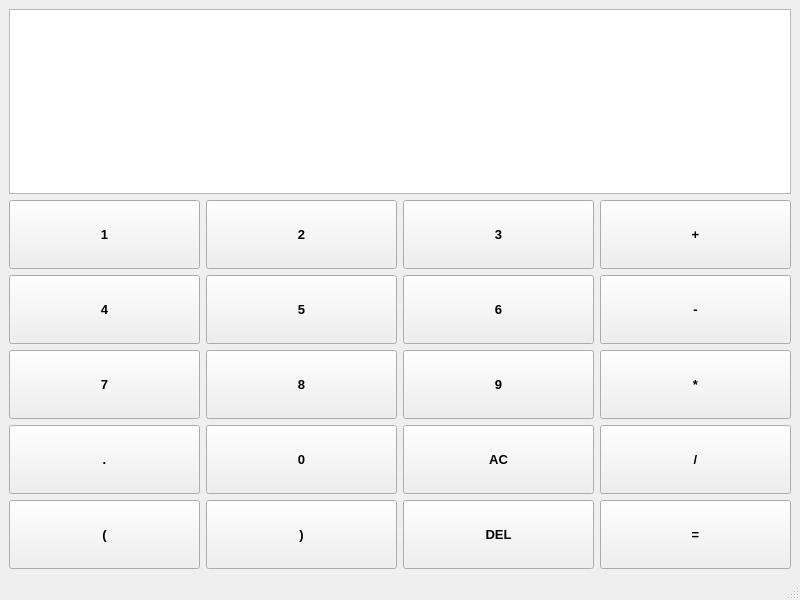
This is src/mainwindow.ui in Wilson1996/Calculator as Qt 5 draws it before an edit. The edited form follows.
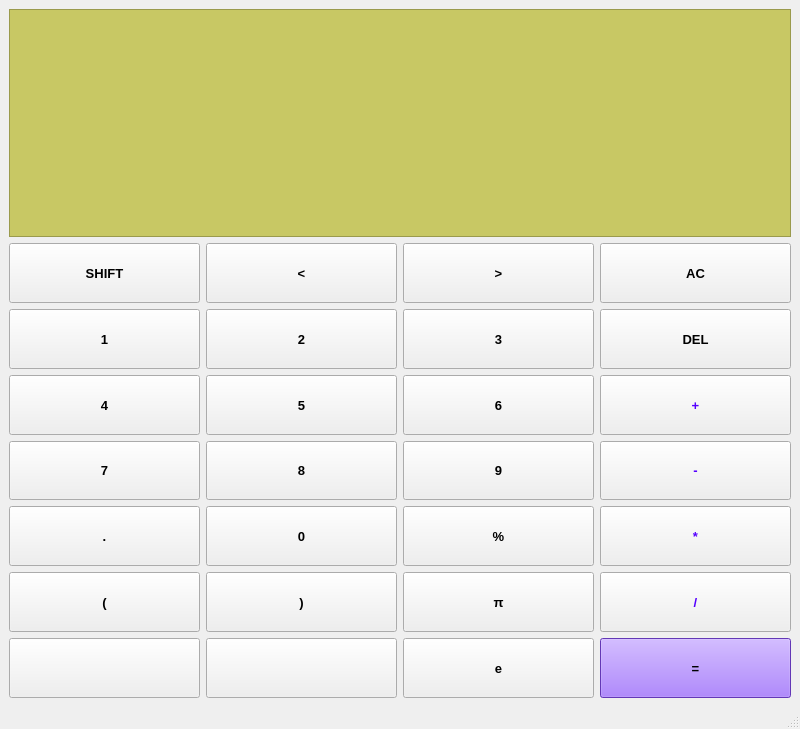
This is the edited form.

What changed in the file:
```diff
--- a/src/mainwindow.ui
+++ b/src/mainwindow.ui
@@ -7,7 +7,7 @@
     <x>0</x>
     <y>0</y>
     <width>800</width>
-    <height>600</height>
+    <height>729</height>
    </rect>
   </property>
   <property name="windowTitle">
@@ -33,11 +33,94 @@
           <kerning>true</kerning>
          </font>
         </property>
+        <property name="styleSheet">
+         <string notr="true">background-color: rgb(200,200,100)</string>
+        </property>
        </widget>
       </item>
       <item>
-       <layout class="QGridLayout" name="gridLayout">
+       <layout class="QGridLayout" name="gridLayout" rowstretch="0,0,0,0,0,0,0,0">
+        <item row="3" column="0">
+         <widget class="QPushButton" name="B_4">
+          <property name="sizePolicy">
+           <sizepolicy hsizetype="Expanding" vsizetype="Expanding">
+            <horstretch>0</horstretch>
+            <verstretch>0</verstretch>
+           </sizepolicy>
+          </property>
+          <property name="font">
+           <font>
+            <pointsize>10</pointsize>
+            <weight>75</weight>
+            <bold>true</bold>
+           </font>
+          </property>
+          <property name="text">
+           <string>4</string>
+          </property>
+         </widget>
+        </item>
+        <item row="7" column="0">
+         <widget class="QPushButton" name="pushButton">
+          <property name="sizePolicy">
+           <sizepolicy hsizetype="Expanding" vsizetype="Expanding">
+            <horstretch>0</horstretch>
+            <verstretch>0</verstretch>
+           </sizepolicy>
+          </property>
+          <property name="font">
+           <font>
+            <pointsize>10</pointsize>
+            <weight>75</weight>
+            <bold>true</bold>
+           </font>
+          </property>
+          <property name="text">
+           <string/>
+          </property>
+         </widget>
+        </item>
         <item row="1" column="3">
+         <widget class="QPushButton" name="B_AC">
+          <property name="sizePolicy">
+           <sizepolicy hsizetype="Expanding" vsizetype="Expanding">
+            <horstretch>0</horstretch>
+            <verstretch>0</verstretch>
+           </sizepolicy>
+          </property>
+          <property name="font">
+           <font>
+            <pointsize>10</pointsize>
+            <weight>75</weight>
+            <bold>true</bold>
+           </font>
+          </property>
+          <property name="text">
+           <string>AC</string>
+          </property>
+         </widget>
+        </item>
+        <item row="5" column="0">
+         <widget class="QPushButton" name="B_dot">
+          <property name="sizePolicy">
+           <sizepolicy hsizetype="Expanding" vsizetype="Expanding">
+            <horstretch>0</horstretch>
+            <verstretch>0</verstretch>
+           </sizepolicy>
+          </property>
+          <property name="font">
+           <font>
+            <pointsize>10</pointsize>
+            <weight>75</weight>
+            <bold>true</bold>
+           </font>
+          </property>
+          <property name="text">
+           <string>.</string>
+          </property>
+         </widget>
+        </item>
+        <item row="4" column="3">
          <widget class="QPushButton" name="B_minus">
           <property name="sizePolicy">
            <sizepolicy hsizetype="Expanding" vsizetype="Expanding">
@@ -52,52 +135,15 @@
             <bold>true</bold>
            </font>
           </property>
+          <property name="styleSheet">
+           <string notr="true">color: rgb(85, 0, 255)</string>
+          </property>
           <property name="text">
            <string>-</string>
           </property>
          </widget>
         </item>
-        <item row="4" column="0">
-         <widget class="QPushButton" name="B_leftBrackt">
-          <property name="sizePolicy">
-           <sizepolicy hsizetype="Expanding" vsizetype="Expanding">
-            <horstretch>0</horstretch>
-            <verstretch>0</verstretch>
-           </sizepolicy>
-          </property>
-          <property name="font">
-           <font>
-            <pointsize>10</pointsize>
-            <weight>75</weight>
-            <bold>true</bold>
-           </font>
-          </property>
-          <property name="text">
-           <string>(</string>
-          </property>
-         </widget>
-        </item>
         <item row="2" column="2">
-         <widget class="QPushButton" name="B_9">
-          <property name="sizePolicy">
-           <sizepolicy hsizetype="Expanding" vsizetype="Expanding">
-            <horstretch>0</horstretch>
-            <verstretch>0</verstretch>
-           </sizepolicy>
-          </property>
-          <property name="font">
-           <font>
-            <pointsize>10</pointsize>
-            <weight>75</weight>
-            <bold>true</bold>
-           </font>
-          </property>
-          <property name="text">
-           <string>9</string>
-          </property>
-         </widget>
-        </item>
-        <item row="0" column="2">
          <widget class="QPushButton" name="B_3">
           <property name="sizePolicy">
            <sizepolicy hsizetype="Expanding" vsizetype="Expanding">
@@ -117,8 +163,8 @@
           </property>
          </widget>
         </item>
-        <item row="0" column="1">
-         <widget class="QPushButton" name="B_2">
+        <item row="1" column="2">
+         <widget class="QPushButton" name="B_right">
           <property name="sizePolicy">
            <sizepolicy hsizetype="Expanding" vsizetype="Expanding">
             <horstretch>0</horstretch>
@@ -133,12 +179,12 @@
            </font>
           </property>
           <property name="text">
-           <string>2</string>
+           <string>&gt;</string>
           </property>
          </widget>
         </item>
-        <item row="3" column="0">
-         <widget class="QPushButton" name="B_dot">
+        <item row="1" column="0">
+         <widget class="QPushButton" name="B_shift">
           <property name="sizePolicy">
            <sizepolicy hsizetype="Expanding" vsizetype="Expanding">
             <horstretch>0</horstretch>
@@ -153,111 +199,31 @@
            </font>
           </property>
           <property name="text">
-           <string>.</string>
-          </property>
-         </widget>
-        </item>
-        <item row="0" column="3">
-         <widget class="QPushButton" name="B_plus">
-          <property name="sizePolicy">
-           <sizepolicy hsizetype="Expanding" vsizetype="Expanding">
-            <horstretch>0</horstretch>
-            <verstretch>0</verstretch>
-           </sizepolicy>
-          </property>
-          <property name="font">
-           <font>
-            <pointsize>10</pointsize>
-            <weight>75</weight>
-            <bold>true</bold>
-           </font>
-          </property>
-          <property name="text">
-           <string>+</string>
-          </property>
-         </widget>
-        </item>
-        <item row="2" column="3">
-         <widget class="QPushButton" name="B_multi">
-          <property name="sizePolicy">
-           <sizepolicy hsizetype="Expanding" vsizetype="Expanding">
-            <horstretch>0</horstretch>
-            <verstretch>0</verstretch>
-           </sizepolicy>
-          </property>
-          <property name="font">
-           <font>
-            <pointsize>10</pointsize>
-            <weight>75</weight>
-            <bold>true</bold>
-           </font>
-          </property>
-          <property name="text">
-           <string>*</string>
-          </property>
-         </widget>
-        </item>
-        <item row="3" column="2">
-         <widget class="QPushButton" name="B_AC">
-          <property name="sizePolicy">
-           <sizepolicy hsizetype="Expanding" vsizetype="Expanding">
-            <horstretch>0</horstretch>
-            <verstretch>0</verstretch>
-           </sizepolicy>
-          </property>
-          <property name="font">
-           <font>
-            <pointsize>10</pointsize>
-            <weight>75</weight>
-            <bold>true</bold>
-           </font>
-          </property>
-          <property name="text">
-           <string>AC</string>
-          </property>
-         </widget>
-        </item>
-        <item row="4" column="3">
-         <widget class="QPushButton" name="B_equal">
-          <property name="sizePolicy">
-           <sizepolicy hsizetype="Expanding" vsizetype="Expanding">
-            <horstretch>0</horstretch>
-            <verstretch>0</verstretch>
-           </sizepolicy>
-          </property>
-          <property name="font">
-           <font>
-            <pointsize>10</pointsize>
-            <weight>75</weight>
-            <bold>true</bold>
-           </font>
-          </property>
-          <property name="text">
-           <string>=</string>
-          </property>
-         </widget>
-        </item>
-        <item row="2" column="0">
-         <widget class="QPushButton" name="B_7">
-          <property name="sizePolicy">
-           <sizepolicy hsizetype="Expanding" vsizetype="Expanding">
-            <horstretch>0</horstretch>
-            <verstretch>0</verstretch>
-           </sizepolicy>
-          </property>
-          <property name="font">
-           <font>
-            <pointsize>10</pointsize>
-            <weight>75</weight>
-            <bold>true</bold>
-           </font>
-          </property>
-          <property name="text">
-           <string>7</string>
+           <string>SHIFT</string>
           </property>
          </widget>
         </item>
         <item row="3" column="1">
+         <widget class="QPushButton" name="B_5">
+          <property name="sizePolicy">
+           <sizepolicy hsizetype="Expanding" vsizetype="Expanding">
+            <horstretch>0</horstretch>
+            <verstretch>0</verstretch>
+           </sizepolicy>
+          </property>
+          <property name="font">
+           <font>
+            <pointsize>10</pointsize>
+            <weight>75</weight>
+            <bold>true</bold>
+           </font>
+          </property>
+          <property name="text">
+           <string>5</string>
+          </property>
+         </widget>
+        </item>
+        <item row="5" column="1">
          <widget class="QPushButton" name="B_0">
           <property name="sizePolicy">
            <sizepolicy hsizetype="Expanding" vsizetype="Expanding">
@@ -277,8 +243,111 @@
           </property>
          </widget>
         </item>
+        <item row="5" column="2">
+         <widget class="QPushButton" name="B_percent">
+          <property name="sizePolicy">
+           <sizepolicy hsizetype="Expanding" vsizetype="Expanding">
+            <horstretch>0</horstretch>
+            <verstretch>0</verstretch>
+           </sizepolicy>
+          </property>
+          <property name="font">
+           <font>
+            <pointsize>10</pointsize>
+            <weight>75</weight>
+            <bold>true</bold>
+           </font>
+          </property>
+          <property name="text">
+           <string>%</string>
+          </property>
+         </widget>
+        </item>
+        <item row="6" column="1">
+         <widget class="QPushButton" name="B_rightBrackt">
+          <property name="sizePolicy">
+           <sizepolicy hsizetype="Expanding" vsizetype="Expanding">
+            <horstretch>0</horstretch>
+            <verstretch>0</verstretch>
+           </sizepolicy>
+          </property>
+          <property name="font">
+           <font>
+            <pointsize>10</pointsize>
+            <weight>75</weight>
+            <bold>true</bold>
+           </font>
+          </property>
+          <property name="text">
+           <string>)</string>
+          </property>
+         </widget>
+        </item>
+        <item row="7" column="1">
+         <widget class="QPushButton" name="pushButton_2">
+          <property name="sizePolicy">
+           <sizepolicy hsizetype="Expanding" vsizetype="Expanding">
+            <horstretch>0</horstretch>
+            <verstretch>0</verstretch>
+           </sizepolicy>
+          </property>
+          <property name="font">
+           <font>
+            <pointsize>10</pointsize>
+            <weight>75</weight>
+            <bold>true</bold>
+           </font>
+          </property>
+          <property name="text">
+           <string/>
+          </property>
+         </widget>
+        </item>
+        <item row="7" column="3">
+         <widget class="QPushButton" name="B_equal">
+          <property name="sizePolicy">
+           <sizepolicy hsizetype="Expanding" vsizetype="Expanding">
+            <horstretch>0</horstretch>
+            <verstretch>0</verstretch>
+           </sizepolicy>
+          </property>
+          <property name="font">
+           <font>
+            <pointsize>10</pointsize>
+            <weight>75</weight>
+            <bold>true</bold>
+           </font>
+          </property>
+          <property name="styleSheet">
+           <string notr="true">background: rgb(138, 79, 255)</string>
+          </property>
+          <property name="text">
+           <string>=</string>
+          </property>
+         </widget>
+        </item>
+        <item row="6" column="0">
+         <widget class="QPushButton" name="B_leftBrackt">
+          <property name="sizePolicy">
+           <sizepolicy hsizetype="Expanding" vsizetype="Expanding">
+            <horstretch>0</horstretch>
+            <verstretch>0</verstretch>
+           </sizepolicy>
+          </property>
+          <property name="font">
+           <font>
+            <pointsize>10</pointsize>
+            <weight>75</weight>
+            <bold>true</bold>
+           </font>
+          </property>
+          <property name="text">
+           <string>(</string>
+          </property>
+         </widget>
+        </item>
         <item row="2" column="1">
-         <widget class="QPushButton" name="B_8">
+         <widget class="QPushButton" name="B_2">
           <property name="sizePolicy">
            <sizepolicy hsizetype="Expanding" vsizetype="Expanding">
             <horstretch>0</horstretch>
@@ -293,11 +362,31 @@
            </font>
           </property>
           <property name="text">
-           <string>8</string>
+           <string>2</string>
           </property>
          </widget>
         </item>
-        <item row="3" column="3">
+        <item row="7" column="2">
+         <widget class="QPushButton" name="B_naturalNum">
+          <property name="sizePolicy">
+           <sizepolicy hsizetype="Expanding" vsizetype="Expanding">
+            <horstretch>0</horstretch>
+            <verstretch>0</verstretch>
+           </sizepolicy>
+          </property>
+          <property name="font">
+           <font>
+            <pointsize>10</pointsize>
+            <weight>75</weight>
+            <bold>true</bold>
+           </font>
+          </property>
+          <property name="text">
+           <string>e</string>
+          </property>
+         </widget>
+        </item>
+        <item row="6" column="3">
          <widget class="QPushButton" name="B_divide">
           <property name="sizePolicy">
            <sizepolicy hsizetype="Expanding" vsizetype="Expanding">
@@ -312,13 +401,16 @@
             <bold>true</bold>
            </font>
           </property>
+          <property name="styleSheet">
+           <string notr="true">color: rgb(85, 0, 255)</string>
+          </property>
           <property name="text">
            <string>/</string>
           </property>
          </widget>
         </item>
-        <item row="4" column="1">
-         <widget class="QPushButton" name="B_rightBrackt">
+        <item row="4" column="0">
+         <widget class="QPushButton" name="B_7">
           <property name="sizePolicy">
            <sizepolicy hsizetype="Expanding" vsizetype="Expanding">
             <horstretch>0</horstretch>
@@ -333,12 +425,12 @@
            </font>
           </property>
           <property name="text">
-           <string>)</string>
+           <string>7</string>
           </property>
          </widget>
         </item>
-        <item row="1" column="0">
-         <widget class="QPushButton" name="B_4">
+        <item row="4" column="2">
+         <widget class="QPushButton" name="B_9">
           <property name="sizePolicy">
            <sizepolicy hsizetype="Expanding" vsizetype="Expanding">
             <horstretch>0</horstretch>
@@ -353,51 +445,11 @@
            </font>
           </property>
           <property name="text">
-           <string>4</string>
+           <string>9</string>
           </property>
          </widget>
         </item>
-        <item row="0" column="0">
-         <widget class="QPushButton" name="B_1">
-          <property name="sizePolicy">
-           <sizepolicy hsizetype="Expanding" vsizetype="Expanding">
-            <horstretch>0</horstretch>
-            <verstretch>0</verstretch>
-           </sizepolicy>
-          </property>
-          <property name="font">
-           <font>
-            <pointsize>10</pointsize>
-            <weight>75</weight>
-            <bold>true</bold>
-           </font>
-          </property>
-          <property name="text">
-           <string>1</string>
-          </property>
-         </widget>
-        </item>
-        <item row="1" column="1">
-         <widget class="QPushButton" name="B_5">
-          <property name="sizePolicy">
-           <sizepolicy hsizetype="Expanding" vsizetype="Expanding">
-            <horstretch>0</horstretch>
-            <verstretch>0</verstretch>
-           </sizepolicy>
-          </property>
-          <property name="font">
-           <font>
-            <pointsize>10</pointsize>
-            <weight>75</weight>
-            <bold>true</bold>
-           </font>
-          </property>
-          <property name="text">
-           <string>5</string>
-          </property>
-         </widget>
-        </item>
-        <item row="1" column="2">
+        <item row="3" column="2">
          <widget class="QPushButton" name="B_6">
           <property name="sizePolicy">
            <sizepolicy hsizetype="Expanding" vsizetype="Expanding">
@@ -417,7 +469,90 @@
           </property>
          </widget>
         </item>
-        <item row="4" column="2">
+        <item row="1" column="1">
+         <widget class="QPushButton" name="B_left">
+          <property name="sizePolicy">
+           <sizepolicy hsizetype="Expanding" vsizetype="Expanding">
+            <horstretch>0</horstretch>
+            <verstretch>0</verstretch>
+           </sizepolicy>
+          </property>
+          <property name="font">
+           <font>
+            <pointsize>10</pointsize>
+            <weight>75</weight>
+            <bold>true</bold>
+           </font>
+          </property>
+          <property name="text">
+           <string>&lt;</string>
+          </property>
+         </widget>
+        </item>
+        <item row="5" column="3">
+         <widget class="QPushButton" name="B_multi">
+          <property name="sizePolicy">
+           <sizepolicy hsizetype="Expanding" vsizetype="Expanding">
+            <horstretch>0</horstretch>
+            <verstretch>0</verstretch>
+           </sizepolicy>
+          </property>
+          <property name="font">
+           <font>
+            <pointsize>10</pointsize>
+            <weight>75</weight>
+            <bold>true</bold>
+           </font>
+          </property>
+          <property name="styleSheet">
+           <string notr="true">color: rgb(85, 0, 255)</string>
+          </property>
+          <property name="text">
+           <string>*</string>
+          </property>
+         </widget>
+        </item>
+        <item row="2" column="0">
+         <widget class="QPushButton" name="B_1">
+          <property name="sizePolicy">
+           <sizepolicy hsizetype="Expanding" vsizetype="Expanding">
+            <horstretch>0</horstretch>
+            <verstretch>0</verstretch>
+           </sizepolicy>
+          </property>
+          <property name="font">
+           <font>
+            <pointsize>10</pointsize>
+            <weight>75</weight>
+            <bold>true</bold>
+           </font>
+          </property>
+          <property name="text">
+           <string>1</string>
+          </property>
+         </widget>
+        </item>
+        <item row="4" column="1">
+         <widget class="QPushButton" name="B_8">
+          <property name="sizePolicy">
+           <sizepolicy hsizetype="Expanding" vsizetype="Expanding">
+            <horstretch>0</horstretch>
+            <verstretch>0</verstretch>
+           </sizepolicy>
+          </property>
+          <property name="font">
+           <font>
+            <pointsize>10</pointsize>
+            <weight>75</weight>
+            <bold>true</bold>
+           </font>
+          </property>
+          <property name="text">
+           <string>8</string>
+          </property>
+         </widget>
+        </item>
+        <item row="2" column="3">
          <widget class="QPushButton" name="B_del">
           <property name="sizePolicy">
            <sizepolicy hsizetype="Expanding" vsizetype="Expanding">
@@ -437,6 +572,49 @@
           </property>
          </widget>
         </item>
+        <item row="3" column="3">
+         <widget class="QPushButton" name="B_plus">
+          <property name="sizePolicy">
+           <sizepolicy hsizetype="Expanding" vsizetype="Expanding">
+            <horstretch>0</horstretch>
+            <verstretch>0</verstretch>
+           </sizepolicy>
+          </property>
+          <property name="font">
+           <font>
+            <pointsize>10</pointsize>
+            <weight>75</weight>
+            <bold>true</bold>
+           </font>
+          </property>
+          <property name="styleSheet">
+           <string notr="true">color: rgb(85, 0, 255)</string>
+          </property>
+          <property name="text">
+           <string>+</string>
+          </property>
+         </widget>
+        </item>
+        <item row="6" column="2">
+         <widget class="QPushButton" name="B_pi">
+          <property name="sizePolicy">
+           <sizepolicy hsizetype="Expanding" vsizetype="Expanding">
+            <horstretch>0</horstretch>
+            <verstretch>0</verstretch>
+           </sizepolicy>
+          </property>
+          <property name="font">
+           <font>
+            <pointsize>10</pointsize>
+            <weight>75</weight>
+            <bold>true</bold>
+           </font>
+          </property>
+          <property name="text">
+           <string>π</string>
+          </property>
+         </widget>
+        </item>
        </layout>
       </item>
      </layout>
```
